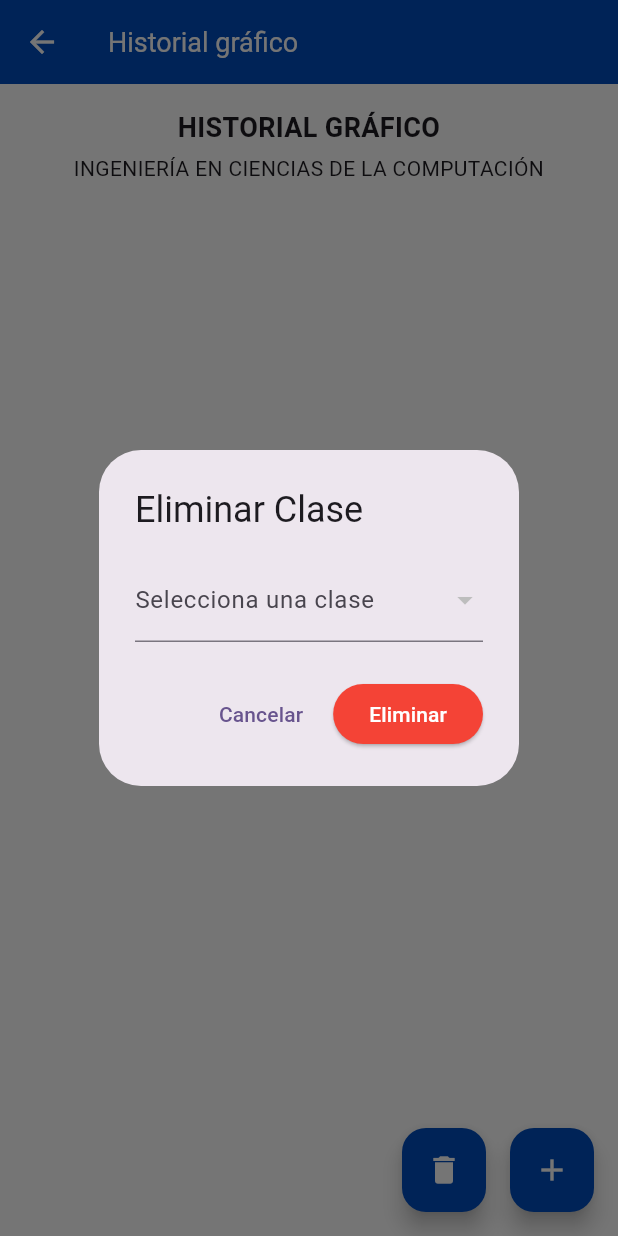
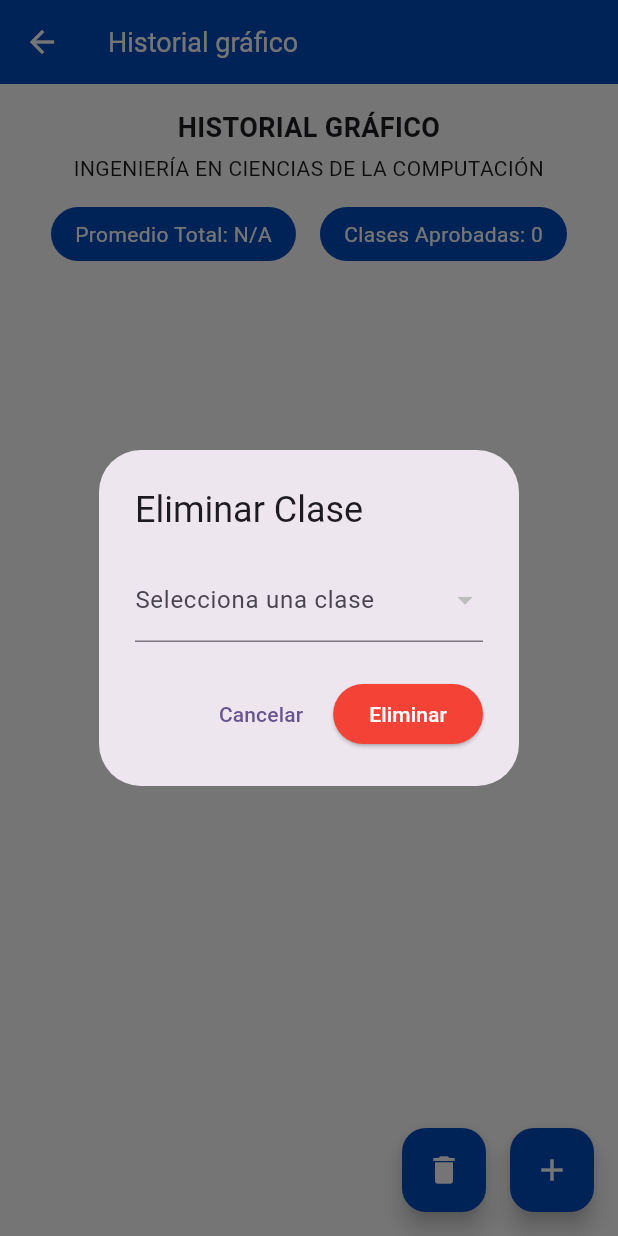
Before and after one commit to tommysvs/unicah-app, a Flutter app: the FlowchartScreen screen opened directly, after a tap on the "delete" icon, on a phone screen of 412 x 824 dp. Run offline on Flutter 3.47's test engine with Material 3 defaults, Android fonts, the phone set to English and light mode, and no system bars; our stand-ins replace cloud_firestore, firebase_core; accounts and stored records are empty.

Commit message:
Se agregan indicadores
Estos indicadores muestran el promedio total y el total de clases aprobadas

```diff
--- a/lib/screens/flowchart_screen.dart
+++ b/lib/screens/flowchart_screen.dart
@@ -217,8 +217,53 @@ class _FlowchartScreenState extends State<FlowchartScreen> {
     return relatedClasses;
   }
 
+  int _romanToInt(String roman) {
+    final romanMap = {
+      'I': 1,
+      'II': 2,
+      'III': 3,
+      'IV': 4,
+      'V': 5,
+      'VI': 6,
+      'VII': 7,
+      'VIII': 8,
+      'IX': 9,
+      'X': 10,
+    };
+
+    return romanMap[roman] ?? 0;
+  }
+
+  List<Map<String, dynamic>> _getSortedPeriods() {
+    final sortedPeriods = List<Map<String, dynamic>>.from(periods);
+    sortedPeriods.sort((a, b) {
+      final romanA = a['romanNumber'] as String;
+      final romanB = b['romanNumber'] as String;
+      return _romanToInt(romanA).compareTo(_romanToInt(romanB));
+    });
+    return sortedPeriods;
+  }
+
   @override
   Widget build(BuildContext context) {
+    final totalClasses =
+        periods.expand((period) => period['classes'] as List<dynamic>).toList();
+
+    final grades =
+        totalClasses
+            .where((classData) => classData['finalGrade'] != null)
+            .map((classData) => classData['finalGrade'] as double)
+            .toList();
+    final averageGrade =
+        grades.isNotEmpty
+            ? (grades.reduce((a, b) => a + b) / grades.length)
+            : 0;
+
+    final approvedClasses =
+        totalClasses
+            .where((classData) => classData['status'] == 'Aprobada')
+            .length;
+
     return Scaffold(
       appBar: const CustomAppBar(
         title: 'Historial gráfico',
@@ -252,11 +297,62 @@ class _FlowchartScreenState extends State<FlowchartScreen> {
                       ),
                       textAlign: TextAlign.center,
                     ),
+                    const SizedBox(height: 16),
+                    Row(
+                      mainAxisAlignment: MainAxisAlignment.center,
+                      children: [
+                        Column(
+                          children: [
+                            Container(
+                              padding: const EdgeInsets.symmetric(
+                                vertical: 8,
+                                horizontal: 16,
+                              ),
+                              decoration: BoxDecoration(
+                                color: const Color.fromARGB(255, 0, 76, 190),
+                                borderRadius: BorderRadius.circular(50),
+                              ),
+                              child: Text(
+                                grades.isNotEmpty
+                                    ? 'Promedio Total: ${averageGrade.toStringAsFixed(2)}'
+                                    : 'Promedio Total: N/A',
+                                style: const TextStyle(
+                                  fontSize: 14,
+                                  color: Colors.white,
+                                ),
+                              ),
+                            ),
+                          ],
+                        ),
+                        const SizedBox(width: 16),
+                        Column(
+                          children: [
+                            Container(
+                              padding: const EdgeInsets.symmetric(
+                                vertical: 8,
+                                horizontal: 16,
+                              ),
+                              decoration: BoxDecoration(
+                                color: const Color.fromARGB(255, 0, 76, 190),
+                                borderRadius: BorderRadius.circular(50),
+                              ),
+                              child: Text(
+                                'Clases Aprobadas: $approvedClasses',
+                                style: const TextStyle(
+                                  fontSize: 14,
+                                  color: Colors.white,
+                                ),
+                              ),
+                            ),
+                          ],
+                        ),
+                      ],
+                    ),
                   ],
                 ),
               ),
               const SizedBox(height: 16),
-              ...periods.map((period) {
+              ..._getSortedPeriods().map((period) {
                 return Column(
                   children: [
                     PeriodSection(
```
Also changed, not shown: lib/widgets/class_card.dart (+5 -4 lines).
